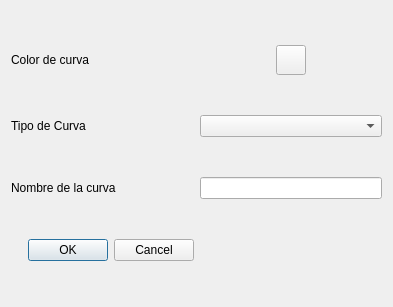
First picture: the form in UI/UI_ModTracePopUp.ui, repository Teoria-de-Circuitos-II/Filter-Tool-TC2-Gullino-Tool-, before the edit.
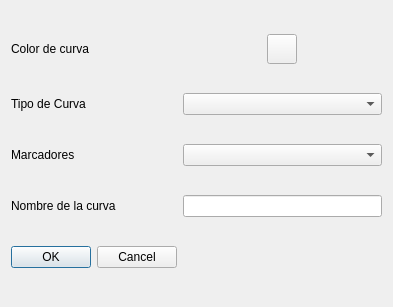
Second picture: the form after the edit.

```diff
--- a/UI/UI_ModTracePopUp.ui
+++ b/UI/UI_ModTracePopUp.ui
@@ -14,20 +14,7 @@
    <string>Dialog</string>
   </property>
   <layout class="QGridLayout" name="gridLayout">
-   <item row="1" column="1">
-    <widget class="QLabel" name="label_2">
-     <property name="text">
-      <string>Tipo de Curva</string>
-     </property>
-    </widget>
-   </item>
-   <item row="2" column="3">
-    <widget class="QLineEdit" name="TraceNameLE"/>
-   </item>
-   <item row="1" column="3">
-    <widget class="QComboBox" name="TraceTypeCB"/>
-   </item>
-   <item row="0" column="1">
+   <item row="0" column="0" colspan="2">
     <widget class="QLabel" name="label_3">
      <property name="minimumSize">
       <size>
@@ -46,24 +33,7 @@
      </property>
     </widget>
    </item>
-   <item row="3" column="1">
-    <widget class="QDialogButtonBox" name="buttonBox">
-     <property name="orientation">
-      <enum>Qt::Horizontal</enum>
-     </property>
-     <property name="standardButtons">
-      <set>QDialogButtonBox::Cancel|QDialogButtonBox::Ok</set>
-     </property>
-    </widget>
-   </item>
-   <item row="2" column="1">
-    <widget class="QLabel" name="label">
-     <property name="text">
-      <string>Nombre de la curva</string>
-     </property>
-    </widget>
-   </item>
-   <item row="0" column="3">
+   <item row="0" column="2">
     <layout class="QHBoxLayout" name="horizontalLayout">
      <property name="sizeConstraint">
       <enum>QLayout::SetDefaultConstraint</enum>
@@ -98,6 +68,46 @@
      </item>
     </layout>
    </item>
+   <item row="1" column="0">
+    <widget class="QLabel" name="label_2">
+     <property name="text">
+      <string>Tipo de Curva</string>
+     </property>
+    </widget>
+   </item>
+   <item row="1" column="2">
+    <widget class="QComboBox" name="TraceTypeCB"/>
+   </item>
+   <item row="5" column="0" colspan="2">
+    <widget class="QDialogButtonBox" name="buttonBox">
+     <property name="orientation">
+      <enum>Qt::Horizontal</enum>
+     </property>
+     <property name="standardButtons">
+      <set>QDialogButtonBox::Cancel|QDialogButtonBox::Ok</set>
+     </property>
+    </widget>
+   </item>
+   <item row="3" column="0">
+    <widget class="QLabel" name="label">
+     <property name="text">
+      <string>Nombre de la curva</string>
+     </property>
+    </widget>
+   </item>
+   <item row="3" column="2">
+    <widget class="QLineEdit" name="TraceNameLE"/>
+   </item>
+   <item row="2" column="0">
+    <widget class="QLabel" name="MarkerLabel">
+     <property name="text">
+      <string>Marcadores</string>
+     </property>
+    </widget>
+   </item>
+   <item row="2" column="2">
+    <widget class="QComboBox" name="MarkersCB"/>
+   </item>
   </layout>
  </widget>
  <resources/>
```
